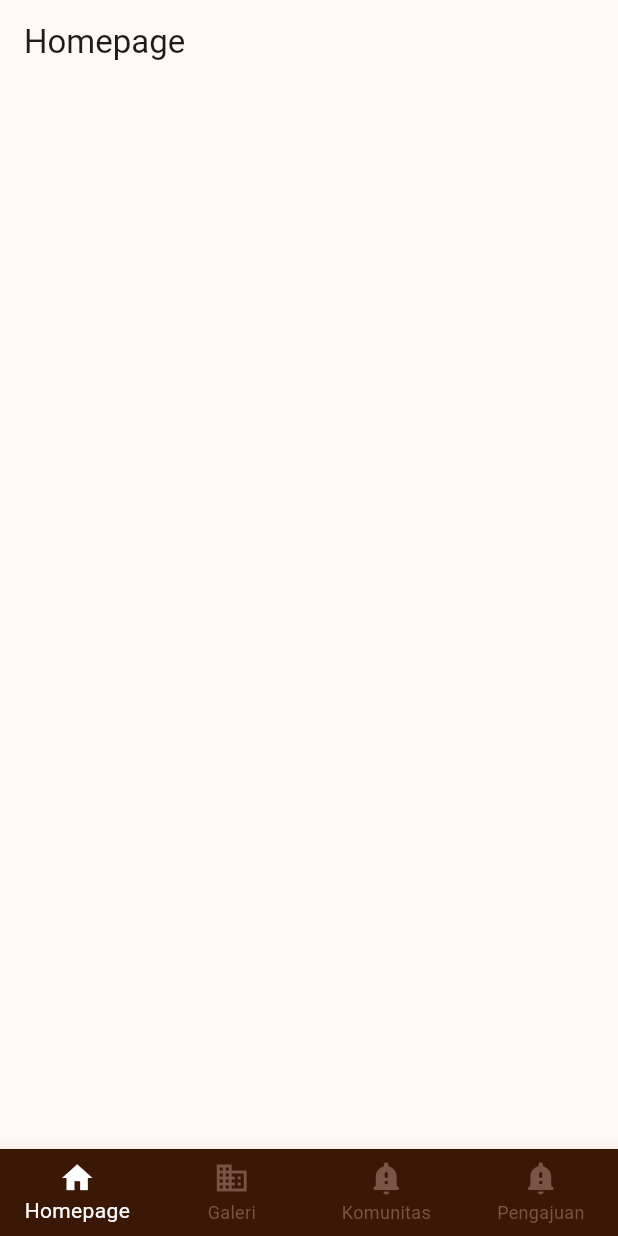
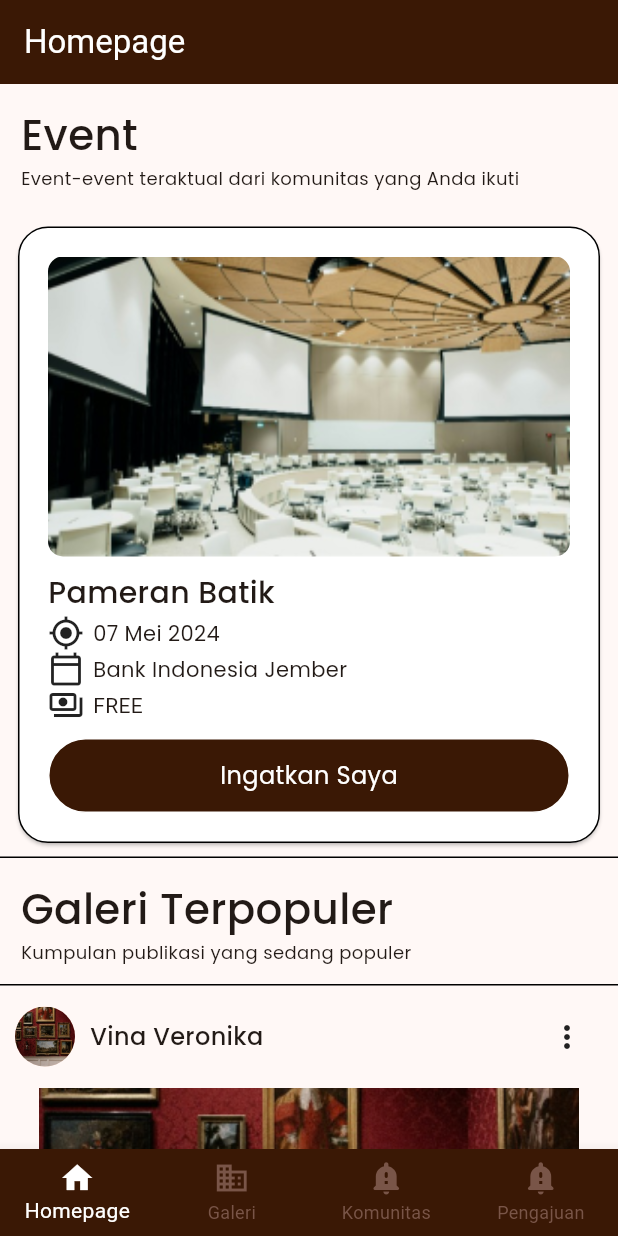
Before and after one commit to ivantrywicaksono/makarya_frontend, a Flutter app: the screen it shows after launch, on a phone screen of 412 x 824 dp. Run offline on Flutter 3.47's test engine with Material 3 defaults, Android fonts, the phone set to English and light mode, and no system bars; our stand-ins replace go_router, google_fonts.

Commit message:
feat: homepage, card publikasi, event

```diff
--- a/lib/main.dart
+++ b/lib/main.dart
@@ -27,9 +27,10 @@ class MyApp extends StatelessWidget {
   // GoRouter configuration
   final _router = GoRouter(
     navigatorKey: _rootNavigatorKey,
-    initialLocation: '/',
+    initialLocation: '/home',
     debugLogDiagnostics: true,
     routes: <RouteBase>[
+      GoRoute(path: '/galeri', builder: (context, state) => GaleriScreen(),),
       ShellRoute(
         navigatorKey: _shellNavigatorKey,
         builder: (BuildContext context, GoRouterState state, Widget child) {
@@ -38,7 +39,7 @@ class MyApp extends StatelessWidget {
         routes: <RouteBase>[
           /// The first screen to display in the bottom navigation bar.
           GoRoute(
-            path: '/',
+            path: '/home',
             builder: (BuildContext context, GoRouterState state) =>
                 const HomePage(),
             // routes: <RouteBase>[
@@ -54,13 +55,17 @@ class MyApp extends StatelessWidget {
           ),
           GoRoute(
             path: '/galeri',
-            builder: (BuildContext context, GoRouterState state) =>
-                Text("Galeri"),
+            builder: (BuildContext context, GoRouterState state) => Text(
+              "Galeri",
+              style: TextStyle(fontSize: 100),
+            ),
           ),
           GoRoute(
             path: '/komunitas',
-            builder: (BuildContext context, GoRouterState state) =>
-                Text("Komunitas"),
+            builder: (BuildContext context, GoRouterState state) => Text(
+              "Komunitas",
+              style: TextStyle(fontSize: 100),
+            ),
           ),
           GoRoute(
             path: '/pengajuan',
@@ -80,10 +85,18 @@ class MyApp extends StatelessWidget {
       theme: ThemeData(
           useMaterial3: true,
           colorScheme: ColorScheme.fromSeed(
+            background: Colors.white,
             seedColor: Color.fromRGBO(58, 24, 5, 1),
             primary: Color.fromRGBO(58, 24, 5, 1),
           ),
+          appBarTheme: AppBarTheme(
+            backgroundColor: Color.fromRGBO(58, 24, 5, 1),
+            foregroundColor: Colors.white,
           ),
+          dividerTheme: DividerThemeData(
+            color: Colors.black,
+            space: 0,
+          )),
       routerConfig: _router,
     );
   }
@@ -143,7 +156,7 @@ class _HomeState extends State<Home> {
   static int _calculateSelectedIndex(BuildContext context) {
     final String location = GoRouterState.of(context).uri.path;
     print(location);
-    if (location.startsWith('/')) {
+    if (location.startsWith('/home')) {
       print('location 0');
       return 0;
     }
@@ -168,7 +181,7 @@ class _HomeState extends State<Home> {
       _selectedIndex = index;
       switch (index) {
         case 0:
-          GoRouter.of(context).go('/');
+          GoRouter.of(context).go('/home');
         case 1:
           GoRouter.of(context).go('/galeri');
         case 2:
--- /dev/null
+++ b/lib/models/event_model.dart
@@ -0,0 +1,11 @@
+part of models;
+
+class Event {
+  int id;
+  String name;
+  String location;
+  DateTime dateTime;
+  int price;
+
+  Event(this.id, this.name, this.location, this.dateTime, this.price);
+}
--- a/lib/models/models.dart
+++ b/lib/models/models.dart
@@ -0,0 +1,4 @@
+library models;
+
+part 'event_model.dart';
+part 'publikasi_model.dart';
--- /dev/null
+++ b/lib/models/publikasi_model.dart
@@ -0,0 +1,10 @@
+part of models;
+
+class Publikasi {
+  int id;
+  String deskripsi;
+  String gambar;
+  int userId;
+
+  Publikasi(this.id, this.deskripsi, this.gambar, this.userId);
+}
--- /dev/null
+++ b/lib/screens/galeri_screen.dart
@@ -0,0 +1,23 @@
+part of screens;
+
+class GaleriScreen extends StatelessWidget {
+  GaleriScreen({super.key});
+
+  @override
+  Widget build(BuildContext context) {
+    return Scaffold(
+      appBar: AppBar(
+        title: Text("Galeri"),
+      ),
+      body: SingleChildScrollView(
+        child: Column(
+          children: [
+            PublikasiPost(),
+            PublikasiPost(),
+            PublikasiPost(),
+          ],
+        ),
+      ),
+    );
+  }
+}
--- a/lib/screens/homepage.dart
+++ b/lib/screens/homepage.dart
@@ -13,10 +13,23 @@ class _HomePageState extends State<HomePage> {
     return Scaffold(
       appBar: AppBar(
         title: Text("Homepage"),
+        // backgroundColor: Utils.primaryColor(context),
       ),
       body: SingleChildScrollView(
         child: Column(
-          children: [],
+          children: [
+            Heading(
+              heading: "Event",
+              paragraph: "Event-event teraktual dari komunitas yang Anda ikuti",
+            ),
+            EventCard(),
+            Divider(),
+            Heading(
+              heading: "Galeri Terpopuler",
+              paragraph: "Kumpulan publikasi yang sedang populer",
+            ),
+            PublikasiPost(avatar: "assets/images/publikasi.png"),
+          ],
         ),
       ),
     );
--- a/lib/screens/screens.dart
+++ b/lib/screens/screens.dart
@@ -1,6 +1,12 @@
 library screens;
 
+import 'package:flutter/cupertino.dart';
 import 'package:flutter/material.dart';
+import 'package:flutter/widgets.dart';
+import 'package:google_fonts/google_fonts.dart';
+import 'package:makarya_frontend/utils/utils.dart';
+import 'package:makarya_frontend/widgets/widgets.dart';
 
 part 'homepage.dart';
+part 'galeri_screen.dart';
 part 'pengajuan.dart';
--- /dev/null
+++ b/lib/utils/utils.dart
@@ -0,0 +1,7 @@
+import 'package:flutter/material.dart';
+
+class Utils {
+  Utils._();
+
+  static primaryColor(BuildContext context) => Theme.of(context).colorScheme.primary;
+}
--- /dev/null
+++ b/lib/widgets/buttons/remindme_button.dart
@@ -0,0 +1,40 @@
+part of widgets;
+
+class RemindMeButton extends StatelessWidget {
+  final bool isReminded;
+  final VoidCallback onPressed;
+
+  RemindMeButton({super.key, this.isReminded = false, required this.onPressed});
+
+  @override
+  Widget build(BuildContext context) {
+    Color fillColor = isReminded ? Colors.white : Utils.primaryColor(context);
+    Color outlineColor =
+        isReminded ? Utils.primaryColor(context) : Colors.white;
+    return InkWell(
+      onTap: onPressed,
+      child: AnimatedContainer(
+        curve: Curves.easeOut,
+        duration: Duration(milliseconds: 300),
+        width: MediaQuery.of(context).size.width,
+        height: 50.0,
+        decoration: BoxDecoration(
+          color: fillColor,
+          borderRadius: BorderRadius.circular(25.0),
+          border: Border.all(color: outlineColor),
+        ),
+        child: Center(
+          child: Text(
+            isReminded ? 'Diingatkan' : 'Ingatkan Saya',
+            style: GoogleFonts.poppins(
+              textStyle: TextStyle(
+                color: outlineColor,
+                fontSize: 16.0,
+              ),
+            ),
+          ),
+        ),
+      ),
+    );
+  }
+}
--- /dev/null
+++ b/lib/widgets/event_card.dart
@@ -0,0 +1,91 @@
+part of widgets;
+
+class EventCard extends StatefulWidget {
+  const EventCard({super.key});
+
+  @override
+  EventCardState createState() => EventCardState();
+}
+
+class EventCardState extends State<EventCard> {
+  bool _isReminded = false;
+
+  void _toggleReminder() {
+    setState(() {
+      _isReminded = !_isReminded;
+    });
+  }
+
+  @override
+  Widget build(BuildContext context) {
+    return Card(
+      margin: EdgeInsets.symmetric(
+        horizontal: 12,
+        vertical: 10,
+      ),
+      color: Colors.white,
+      child: Padding(
+        padding: const EdgeInsets.all(20.0),
+        child: Column(
+          crossAxisAlignment: CrossAxisAlignment.start,
+          children: [
+            Container(
+              width: MediaQuery.of(context).size.width,
+              height: 200,
+              decoration: BoxDecoration(
+                image: DecorationImage(
+                  fit: BoxFit.cover,
+                  image: AssetImage('assets/images/event.png'),
+                ),
+                borderRadius: BorderRadius.all(Radius.circular(10.0)),
+              ),
+            ),
+            SizedBox(
+              height: 10,
+            ),
+            Text(
+              "Pameran Batik",
+              style: GoogleFonts.poppins(
+                  textStyle:
+                      TextStyle(fontSize: 20, fontWeight: FontWeight.w500)),
+            ),
+            Row(
+              children: [
+                Icon(
+                  Icons.my_location_outlined,
+                ),
+                SizedBox(width: 6),
+                Text(
+                  "07 Mei 2024",
+                  style: GoogleFonts.poppins(),
+                ),
+              ],
+            ),
+            Row(
+              children: [
+                Icon(Icons.calendar_today_outlined),
+                SizedBox(width: 6),
+                Text(
+                  "Bank Indonesia Jember",
+                  style: GoogleFonts.poppins(),
+                ),
+              ],
+            ),
+            Row(
+              children: [
+                Icon(Icons.payments_outlined),
+                SizedBox(width: 6),
+                Text("FREE"),
+              ],
+            ),
+            SizedBox(height: 10.0),
+            RemindMeButton(onPressed: _toggleReminder, isReminded: _isReminded),
+          ],
+        ),
+      ),
+      shape: RoundedRectangleBorder(
+          side: BorderSide(color: Colors.black),
+          borderRadius: BorderRadius.all(Radius.circular(20.0))),
+    );
+  }
+}
--- /dev/null
+++ b/lib/widgets/heading.dart
@@ -0,0 +1,41 @@
+part of widgets;
+
+class Heading extends StatelessWidget {
+  final String heading;
+  final String paragraph;
+  const Heading({
+    super.key,
+    required this.heading,
+    required this.paragraph,
+  });
+
+  @override
+  Widget build(BuildContext context) {
+    return Container(
+      padding: EdgeInsets.all(14.0),
+      alignment: AlignmentDirectional.topStart,
+      child: Column(
+        crossAxisAlignment: CrossAxisAlignment.start,
+        children: [
+          Text(
+            heading,
+            style: GoogleFonts.poppins(
+              textStyle: TextStyle(
+                fontWeight: FontWeight.w500,
+                fontSize: 28,
+              ),
+            ),
+          ),
+          Text(
+            paragraph,
+            style: GoogleFonts.poppins(
+              textStyle: TextStyle(
+                fontSize: 12,
+              ),
+            ),
+          )
+        ],
+      ),
+    );
+  }
+}
--- /dev/null
+++ b/lib/widgets/publikasi_head.dart
@@ -0,0 +1,54 @@
+part of widgets;
+
+class PublikasiHead extends StatelessWidget {
+  const PublikasiHead({
+    super.key,
+    required this.avatar,
+    required this.size,
+    required this.username,
+  });
+
+  final String avatar;
+  final double size;
+  final String username;
+
+  @override
+  Widget build(BuildContext context) {
+    return Padding(
+      padding: const EdgeInsets.all(10.0),
+      child: Row(
+        mainAxisAlignment: MainAxisAlignment.spaceBetween,
+        children: [
+          Row(
+            children: [
+              CircleAvatar(
+                foregroundImage: AssetImage(avatar),
+                radius: size,
+              ),
+              SizedBox(width: 10),
+              Text(
+                username,
+                style: GoogleFonts.poppins(
+                    textStyle: TextStyle(
+                  fontSize: 16,
+                  fontWeight: FontWeight.w500,
+                )),
+              )
+            ],
+          ),
+          PopupMenuButton(
+              itemBuilder: (BuildContext context) => <PopupMenuEntry>[
+                    PopupMenuItem(
+                      child: Text("Edit"),
+                      value: "edit",
+                    ),
+                    PopupMenuItem(
+                      child: Text("Delete"),
+                      value: "delete",
+                    ),
+                  ])
+        ],
+      ),
+    );
+  }
+}
--- /dev/null
+++ b/lib/widgets/publikasi_post.dart
@@ -0,0 +1,26 @@
+part of widgets;
+
+class PublikasiPost extends StatelessWidget {
+  final String avatar;
+  double size;
+  final String username;
+
+  PublikasiPost(
+      {super.key,
+      this.avatar = 'assets/images/avatar.png',
+      this.size = 20,
+      this.username = "Vina Veronika"});
+
+  @override
+  Widget build(BuildContext context) {
+    return Column(
+      children: [
+        Divider(),
+        PublikasiHead(avatar: avatar, size: size, username: username),
+        Image(image: AssetImage('assets/images/publikasi.png')),
+        PublikasiTail(nLikes: 10, nComments: 2),
+        Divider(),
+      ],
+    );
+  }
+}
--- /dev/null
+++ b/lib/widgets/publikasi_tail.dart
@@ -0,0 +1,49 @@
+part of widgets;
+
+class PublikasiTail extends StatelessWidget {
+  final int nLikes, nComments;
+  const PublikasiTail({
+    super.key,
+    required this.nLikes,
+    required this.nComments,
+  });
+
+  @override
+  Widget build(BuildContext context) {
+    return Padding(
+      padding: const EdgeInsets.all(10),
+      child: Row(
+        children: [
+          Row(
+            children: [
+              IconButton(
+                icon: Icon(Icons.favorite_outline),
+                onPressed: () {},
+              ),
+              Text(nLikes.toString())
+            ],
+          ),
+          SizedBox(
+            width: 10,
+          ),
+          Row(
+            children: [
+              IconButton(
+                icon: Icon(Icons.comment_outlined),
+                onPressed: () {},
+              ),
+              Text(nComments.toString())
+            ],
+          ),
+          SizedBox(
+            width: 10,
+          ),
+          IconButton(
+            icon: Icon(Icons.send_outlined),
+            onPressed: () {},
+          ),
+        ],
+      ),
+    );
+  }
+}
--- a/lib/widgets/widgets.dart
+++ b/lib/widgets/widgets.dart
@@ -0,0 +1,15 @@
+library widgets;
+
+import 'package:flutter/material.dart';
+import 'package:google_fonts/google_fonts.dart';
+import 'package:makarya_frontend/utils/utils.dart';
+
+import '../models/models.dart';
+
+part 'buttons/remindme_button.dart';
+
+part 'heading.dart';
+part 'event_card.dart';
+part 'publikasi_head.dart';
+part 'publikasi_tail.dart';
+part 'publikasi_post.dart';
--- a/pubspec.yaml
+++ b/pubspec.yaml
@@ -61,6 +61,7 @@ flutter:
   # To add assets to your application, add an assets section, like this:
   assets:
     - assets/fonts/Poppins/
+    - assets/images/
   #   - images/a_dot_burr.jpeg
   #   - images/a_dot_ham.jpeg
 
```
Also changed, not shown: assets/images/avatar.png (added), assets/images/event.png (added), assets/images/publikasi.png (added). Lines whose indentation alone changed are shown as unchanged.
